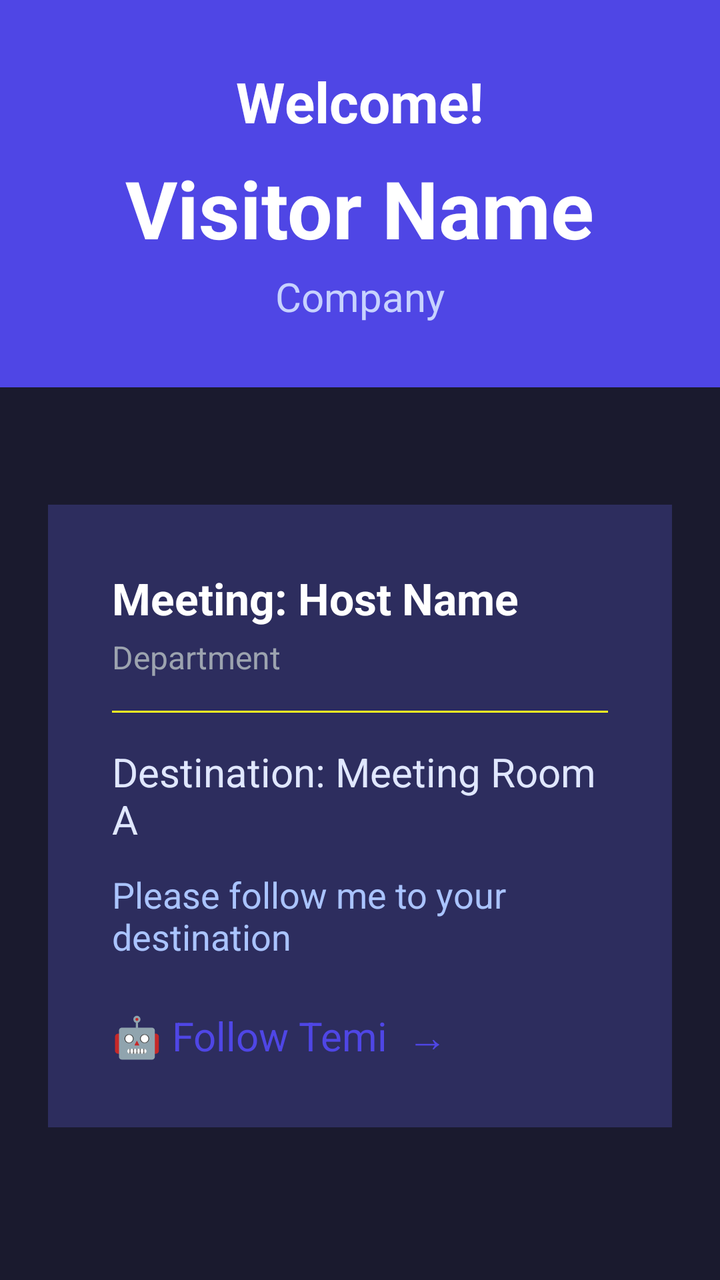
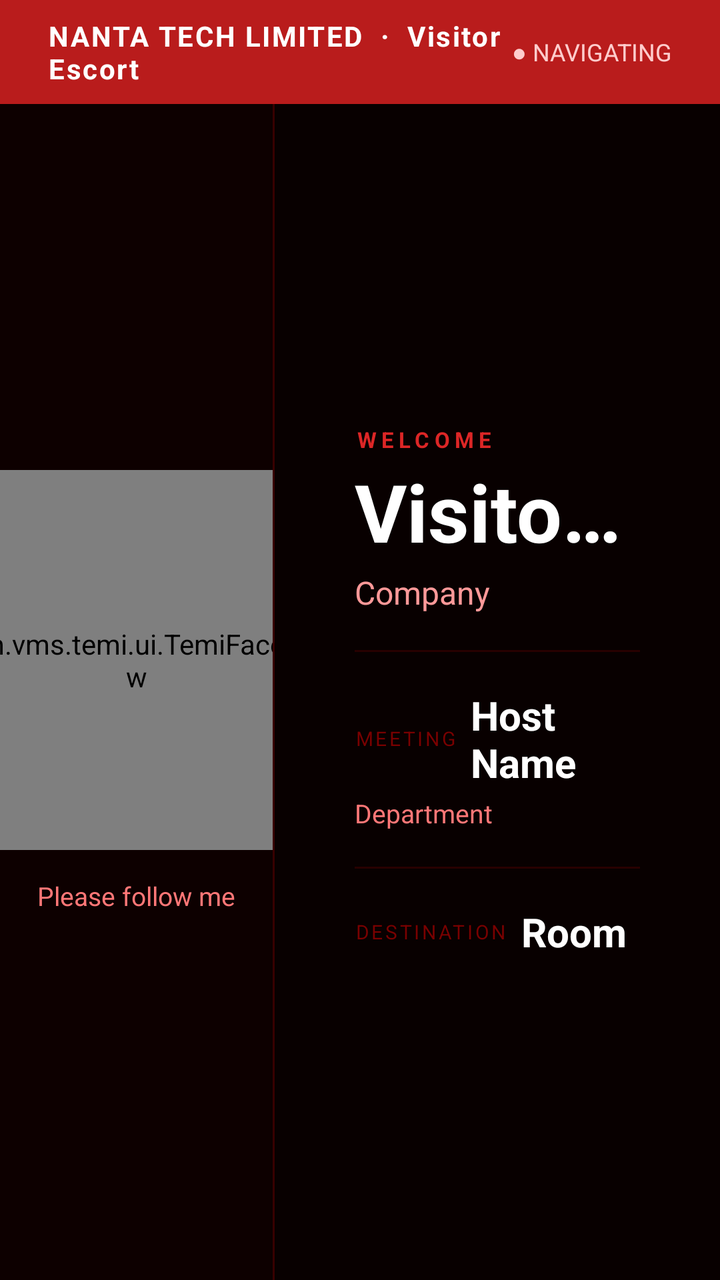

Screens rendered from an Android XML layout before and after an edit, with the pre-edit source and the edit as a unified diff.
<!-- AndroidManifest.xml: application theme Theme.AppCompat.Light.NoActionBar -->
<!-- res/layout/activity_visitor_display.xml -->
<?xml version="1.0" encoding="utf-8"?>
<androidx.constraintlayout.widget.ConstraintLayout
    xmlns:android="http://schemas.android.com/apk/res/android"
    xmlns:app="http://schemas.android.com/apk/res-auto"
    android:layout_width="match_parent"
    android:layout_height="match_parent"
    android:background="#1a1a2e">

    
    <LinearLayout
        android:id="@+id/bannerLayout"
        android:layout_width="0dp"
        android:layout_height="wrap_content"
        android:orientation="vertical"
        android:padding="32dp"
        android:gravity="center"
        android:background="#4f46e5"
        app:layout_constraintTop_toTopOf="parent"
        app:layout_constraintStart_toStartOf="parent"
        app:layout_constraintEnd_toEndOf="parent">

        <TextView
            android:text="Welcome!"
            android:textSize="28sp"
            android:textColor="#FFFFFF"
            android:textStyle="bold"
            android:layout_width="wrap_content"
            android:layout_height="wrap_content"/>

        <TextView
            android:id="@+id/tvVisitorName"
            android:text="Visitor Name"
            android:textSize="40sp"
            android:textColor="#FFFFFF"
            android:textStyle="bold"
            android:layout_marginTop="8dp"
            android:layout_width="wrap_content"
            android:layout_height="wrap_content"/>

        <TextView
            android:id="@+id/tvVisitorCompany"
            android:text="Company"
            android:textSize="20sp"
            android:textColor="#c7d2fe"
            android:layout_marginTop="4dp"
            android:layout_width="wrap_content"
            android:layout_height="wrap_content"/>
    </LinearLayout>

    
    <LinearLayout
        android:id="@+id/detailsCard"
        android:layout_width="0dp"
        android:layout_height="wrap_content"
        android:orientation="vertical"
        android:padding="32dp"
        android:layout_margin="24dp"
        android:background="#2d2d5e"
        app:layout_constraintTop_toBottomOf="@+id/bannerLayout"
        app:layout_constraintStart_toStartOf="parent"
        app:layout_constraintEnd_toEndOf="parent"
        app:layout_constraintVertical_bias="0.4"
        app:layout_constraintBottom_toBottomOf="parent">

        <TextView
            android:id="@+id/tvHostName"
            android:text="Meeting: Host Name"
            android:textSize="22sp"
            android:textColor="#FFFFFF"
            android:textStyle="bold"
            android:layout_width="wrap_content"
            android:layout_height="wrap_content"/>

        <TextView
            android:id="@+id/tvHostDepartment"
            android:text="Department"
            android:textSize="16sp"
            android:textColor="#9ca3af"
            android:layout_marginTop="4dp"
            android:layout_width="wrap_content"
            android:layout_height="wrap_content"/>

        <View
            android:layout_width="match_parent"
            android:layout_height="1dp"
            android:background="#ffffff22"
            android:layout_marginVertical="16dp"/>

        <TextView
            android:id="@+id/tvMeetingRoom"
            android:text="Destination: Meeting Room A"
            android:textSize="20sp"
            android:textColor="#e0e7ff"
            android:layout_width="wrap_content"
            android:layout_height="wrap_content"/>

        <TextView
            android:id="@+id/tvInstruction"
            android:text="Please follow me to your destination"
            android:textSize="18sp"
            android:textColor="#aac4ff"
            android:layout_marginTop="12dp"
            android:layout_width="wrap_content"
            android:layout_height="wrap_content"/>

        
        <LinearLayout
            android:layout_width="wrap_content"
            android:layout_height="wrap_content"
            android:orientation="horizontal"
            android:gravity="center_vertical"
            android:layout_marginTop="24dp">

            <TextView
                android:text="🤖 Follow Temi  →"
                android:textSize="20sp"
                android:textColor="#4f46e5"
                android:layout_width="wrap_content"
                android:layout_height="wrap_content"/>
        </LinearLayout>
    </LinearLayout>

</androidx.constraintlayout.widget.ConstraintLayout>
<!-- resources referenced by this layout -->
<resources>

</resources>

<!-- the commit's change to res/layout/activity_visitor_display.xml (unified diff, before → after) -->
@@ -1,123 +1,201 @@
 <?xml version="1.0" encoding="utf-8"?>
-<androidx.constraintlayout.widget.ConstraintLayout
+<LinearLayout
     xmlns:android="http://schemas.android.com/apk/res/android"
-    xmlns:app="http://schemas.android.com/apk/res-auto"
     android:layout_width="match_parent"
     android:layout_height="match_parent"
-    android:background="#1a1a2e">
+    android:orientation="vertical"
+    android:background="#080000">
 
     
     <LinearLayout
-        android:id="@+id/bannerLayout"
-        android:layout_width="0dp"
-        android:layout_height="wrap_content"
-        android:orientation="vertical"
-        android:padding="32dp"
-        android:gravity="center"
-        android:background="#4f46e5"
-        app:layout_constraintTop_toTopOf="parent"
-        app:layout_constraintStart_toStartOf="parent"
-        app:layout_constraintEnd_toEndOf="parent">
+        android:layout_width="match_parent"
+        android:layout_height="52dp"
+        android:orientation="horizontal"
+        android:paddingStart="24dp"
+        android:paddingEnd="24dp"
+        android:gravity="center_vertical"
+        android:background="#B91C1C">
 
         <TextView
-            android:text="Welcome!"
-            android:textSize="28sp"
+            android:layout_width="0dp"
+            android:layout_height="wrap_content"
+            android:layout_weight="1"
+            android:text="NANTA TECH LIMITED  ·  Visitor Escort"
+            android:textSize="14sp"
             android:textColor="#FFFFFF"
             android:textStyle="bold"
+            android:letterSpacing="0.06"/>
+
+        <TextView
+            android:id="@+id/tvNavStatus"
             android:layout_width="wrap_content"
-            android:layout_height="wrap_content"/>
-
-        <TextView
-            android:id="@+id/tvVisitorName"
-            android:text="Visitor Name"
-            android:textSize="40sp"
-            android:textColor="#FFFFFF"
-            android:textStyle="bold"
-            android:layout_marginTop="8dp"
-            android:layout_width="wrap_content"
-            android:layout_height="wrap_content"/>
-
-        <TextView
-            android:id="@+id/tvVisitorCompany"
-            android:text="Company"
-            android:textSize="20sp"
-            android:textColor="#c7d2fe"
-            android:layout_marginTop="4dp"
-            android:layout_width="wrap_content"
-            android:layout_height="wrap_content"/>
+            android:layout_height="wrap_content"
+            android:text="● NAVIGATING"
+            android:textSize="12sp"
+            android:textColor="#FFCCCC"/>
     </LinearLayout>
 
     
     <LinearLayout
-        android:id="@+id/detailsCard"
-        android:layout_width="0dp"
-        android:layout_height="wrap_content"
-        android:orientation="vertical"
-        android:padding="32dp"
-        android:layout_margin="24dp"
-        android:background="#2d2d5e"
-        app:layout_constraintTop_toBottomOf="@+id/bannerLayout"
-        app:layout_constraintStart_toStartOf="parent"
-        app:layout_constraintEnd_toEndOf="parent"
-        app:layout_constraintVertical_bias="0.4"
-        app:layout_constraintBottom_toBottomOf="parent">
-
-        <TextView
-            android:id="@+id/tvHostName"
-            android:text="Meeting: Host Name"
-            android:textSize="22sp"
-            android:textColor="#FFFFFF"
-            android:textStyle="bold"
-            android:layout_width="wrap_content"
-            android:layout_height="wrap_content"/>
-
-        <TextView
-            android:id="@+id/tvHostDepartment"
-            android:text="Department"
-            android:textSize="16sp"
-            android:textColor="#9ca3af"
-            android:layout_marginTop="4dp"
-            android:layout_width="wrap_content"
-            android:layout_height="wrap_content"/>
-
-        <View
-            android:layout_width="match_parent"
-            android:layout_height="1dp"
-            android:background="#ffffff22"
-            android:layout_marginVertical="16dp"/>
-
-        <TextView
-            android:id="@+id/tvMeetingRoom"
-            android:text="Destination: Meeting Room A"
-            android:textSize="20sp"
-            android:textColor="#e0e7ff"
-            android:layout_width="wrap_content"
-            android:layout_height="wrap_content"/>
-
-        <TextView
-            android:id="@+id/tvInstruction"
-            android:text="Please follow me to your destination"
-            android:textSize="18sp"
-            android:textColor="#aac4ff"
-            android:layout_marginTop="12dp"
-            android:layout_width="wrap_content"
-            android:layout_height="wrap_content"/>
+        android:layout_width="match_parent"
+        android:layout_height="0dp"
+        android:layout_weight="1"
+        android:orientation="horizontal">
 
         
         <LinearLayout
-            android:layout_width="wrap_content"
-            android:layout_height="wrap_content"
-            android:orientation="horizontal"
+            android:layout_width="0dp"
+            android:layout_height="match_parent"
+            android:layout_weight="38"
+            android:orientation="vertical"
+            android:gravity="center"
+            android:background="#0d0000">
+
+            <com.vms.temi.ui.TemiFaceView
+                android:id="@+id/temiFace"
+                android:layout_width="190dp"
+                android:layout_height="190dp"/>
+
+            <TextView
+                android:id="@+id/tvInstruction"
+                android:layout_width="wrap_content"
+                android:layout_height="wrap_content"
+                android:text="Please follow me"
+                android:textSize="13sp"
+                android:textColor="#FF7777"
+                android:gravity="center"
+                android:layout_marginTop="14dp"
+                android:paddingStart="16dp"
+                android:paddingEnd="16dp"/>
+        </LinearLayout>
+
+        
+        <View
+            android:layout_width="1dp"
+            android:layout_height="match_parent"
+            android:background="#380000"/>
+
+        
+        <LinearLayout
+            android:layout_width="0dp"
+            android:layout_height="match_parent"
+            android:layout_weight="62"
+            android:orientation="vertical"
             android:gravity="center_vertical"
-            android:layout_marginTop="24dp">
-
-            <TextView
-                android:text="🤖 Follow Temi  →"
-                android:textSize="20sp"
-                android:textColor="#4f46e5"
-                android:layout_width="wrap_content"
-                android:layout_height="wrap_content"/>
+            android:paddingStart="40dp"
+            android:paddingEnd="40dp"
+            android:paddingTop="20dp"
+            android:paddingBottom="20dp">
+
+            
+            <TextView
+                android:layout_width="wrap_content"
+                android:layout_height="wrap_content"
+                android:text="WELCOME"
+                android:textSize="11sp"
+                android:textColor="#DC2626"
+                android:letterSpacing="0.22"
+                android:textStyle="bold"/>
+
+            
+            <TextView
+                android:id="@+id/tvVisitorName"
+                android:layout_width="wrap_content"
+                android:layout_height="wrap_content"
+                android:text="Visitor Name"
+                android:textSize="40sp"
+                android:textColor="#FFFFFF"
+                android:textStyle="bold"
+                android:layout_marginTop="2dp"
+                android:maxLines="1"
+                android:ellipsize="end"/>
+
+            
+            <TextView
+                android:id="@+id/tvVisitorCompany"
+                android:layout_width="wrap_content"
+                android:layout_height="wrap_content"
+                android:text="Company"
+                android:textSize="16sp"
+                android:textColor="#FF9999"
+                android:layout_marginTop="3dp"/>
+
+            
+            <View
+                android:layout_width="match_parent"
+                android:layout_height="1dp"
+                android:background="#280000"
+                android:layout_marginTop="18dp"
+                android:layout_marginBottom="18dp"/>
+
+            
+            <LinearLayout
+                android:layout_width="wrap_content"
+                android:layout_height="wrap_content"
+                android:orientation="horizontal"
+                android:gravity="center_vertical">
+
+                <TextView
+                    android:layout_width="wrap_content"
+                    android:layout_height="wrap_content"
+                    android:text="MEETING  "
+                    android:textSize="10sp"
+                    android:textColor="#7a0000"
+                    android:letterSpacing="0.12"/>
+
+                <TextView
+                    android:id="@+id/tvHostName"
+                    android:layout_width="wrap_content"
+                    android:layout_height="wrap_content"
+                    android:text="Host Name"
+                    android:textSize="20sp"
+                    android:textColor="#FFFFFF"
+                    android:textStyle="bold"/>
+            </LinearLayout>
+
+            <TextView
+                android:id="@+id/tvHostDepartment"
+                android:layout_width="wrap_content"
+                android:layout_height="wrap_content"
+                android:text="Department"
+                android:textSize="13sp"
+                android:textColor="#FF7777"
+                android:layout_marginTop="3dp"/>
+
+            
+            <View
+                android:layout_width="match_parent"
+                android:layout_height="1dp"
+                android:background="#280000"
+                android:layout_marginTop="18dp"
+                android:layout_marginBottom="18dp"/>
+
+            
+            <LinearLayout
+                android:layout_width="wrap_content"
+                android:layout_height="wrap_content"
+                android:orientation="horizontal"
+                android:gravity="center_vertical">
+
+                <TextView
+                    android:layout_width="wrap_content"
+                    android:layout_height="wrap_content"
+                    android:text="DESTINATION  "
+                    android:textSize="10sp"
+                    android:textColor="#7a0000"
+                    android:letterSpacing="0.12"/>
+
+                <TextView
+                    android:id="@+id/tvMeetingRoom"
+                    android:layout_width="wrap_content"
+                    android:layout_height="wrap_content"
+                    android:text="Room"
+                    android:textSize="20sp"
+                    android:textColor="#FFFFFF"
+                    android:textStyle="bold"/>
+            </LinearLayout>
+
         </LinearLayout>
     </LinearLayout>
 
-</androidx.constraintlayout.widget.ConstraintLayout>
+</LinearLayout>
